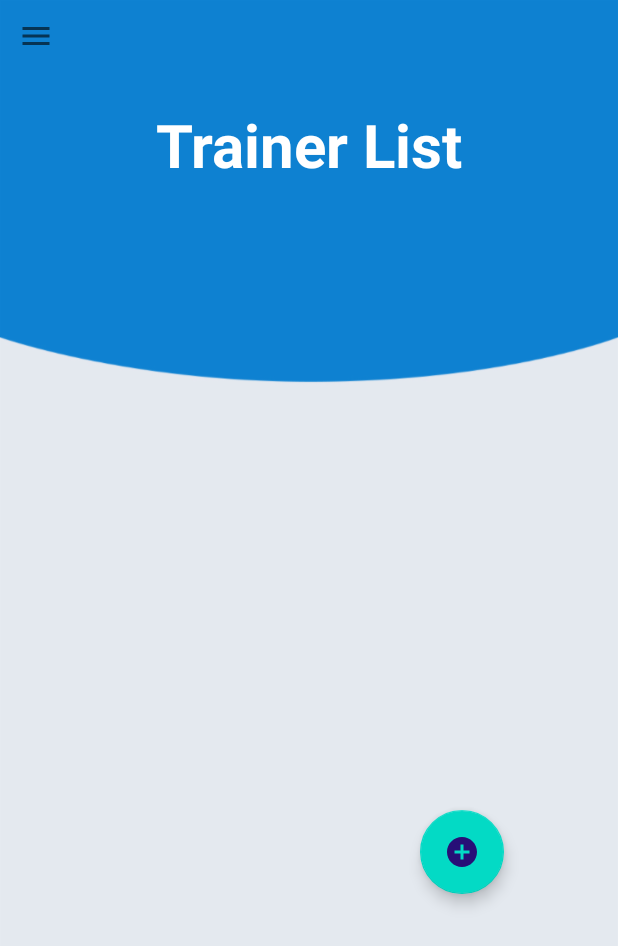
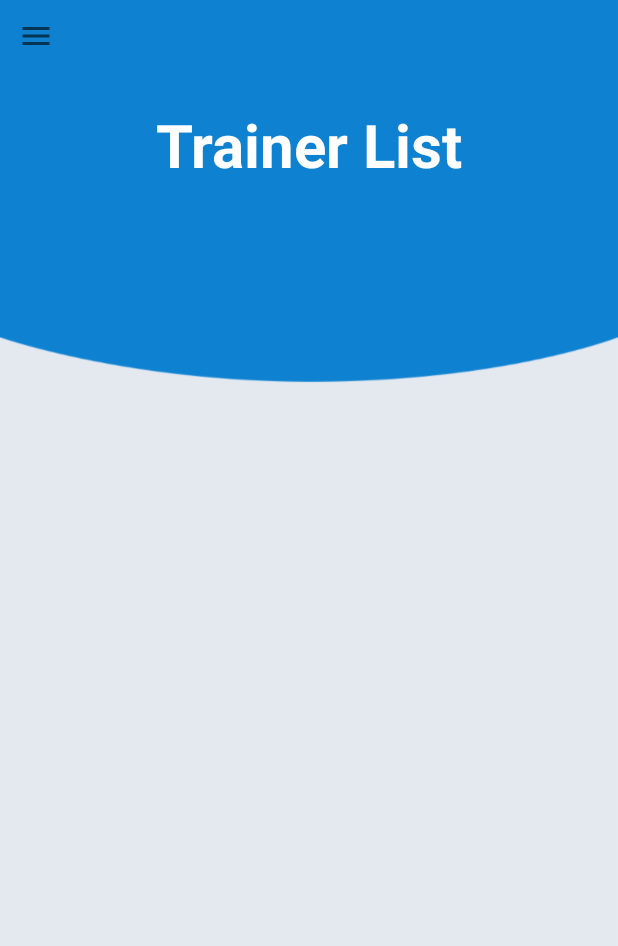
Before and after one commit to Shreyass22/Driving_School_Android_App, an Android app: the TrainerAdminCard screen opened directly, with no data from a screen before it, on a phone screen of 412 x 824 dp. Shown: the top 946 px of the screen. Run offline under Robolectric (Android 15) with nearby library versions, the phone set to English and light mode, and no system bars; our stand-ins replace CircleImageView, Firebase (no records; nobody signed in at launch, a user with empty details on screens opened directly), Picasso; libraries missing offline, so code that uses them is left out: de.codecrafters.tableview; Roboto replaces fonts that are not available here.

Commit message:
floatingmenuadd

```diff
--- a/app/build.gradle
+++ b/app/build.gradle
@@ -62,5 +62,7 @@ dependencies {
     implementation 'com.squareup.picasso:picasso:2.71828'
     implementation 'com.theartofdev.edmodo:android-image-cropper:2.4.+'
 
+    implementation 'com.getbase:floatingactionbutton:1.10.1'
+
 
 }
--- a/app/src/main/java/com/example/drivingschool/CarAdminCard.java
+++ b/app/src/main/java/com/example/drivingschool/CarAdminCard.java
@@ -57,8 +57,8 @@ public class CarAdminCard extends AppCompatActivity {
 
 
 
-        f_add_car = (FloatingActionButton) findViewById(R.id.f_add_car);
-        f_add_car.setOnClickListener(v -> startActivity(new Intent(getApplicationContext(),CarAdProfile.class)));
+//        f_add_car = (FloatingActionButton) findViewById(R.id.f_add_car);
+//        f_add_car.setOnClickListener(v -> startActivity(new Intent(getApplicationContext(),CarAdProfile.class)));
 
         recview_car = (RecyclerView) findViewById(R.id.recview_car);
         recview_car.setLayoutManager(new LinearLayoutManager(this));
--- a/app/src/main/java/com/example/drivingschool/ClientAdminCard.java
+++ b/app/src/main/java/com/example/drivingschool/ClientAdminCard.java
@@ -56,8 +56,8 @@ public class ClientAdminCard extends AppCompatActivity {
 
 
 
-        f_add_client = (FloatingActionButton) findViewById(R.id.f_add_client);
-        f_add_client.setOnClickListener(v -> startActivity(new Intent(getApplicationContext(),ClientAdProfile.class)));
+//        f_add_client = (FloatingActionButton) findViewById(R.id.f_add_client);
+//        f_add_client.setOnClickListener(v -> startActivity(new Intent(getApplicationContext(),ClientAdProfile.class)));
 
         recview_client = (RecyclerView) findViewById(R.id.recview_client);
         recview_client.setLayoutManager(new LinearLayoutManager(this));
--- a/app/src/main/java/com/example/drivingschool/TrainerAdminCard.java
+++ b/app/src/main/java/com/example/drivingschool/TrainerAdminCard.java
@@ -58,8 +58,8 @@ public class TrainerAdminCard extends AppCompatActivity {
 
 
 
-        f_add_trainer = (FloatingActionButton) findViewById(R.id.f_add_trainer);
-        f_add_trainer.setOnClickListener(v -> startActivity(new Intent(getApplicationContext(),TrainerAdProfile.class)));
+//        f_add_trainer = (FloatingActionButton) findViewById(R.id.f_add_trainer);
+//        f_add_trainer.setOnClickListener(v -> startActivity(new Intent(getApplicationContext(),TrainerAdProfile.class)));
 
         recview_trainer = (RecyclerView) findViewById(R.id.recview_trainer);
         recview_trainer.setLayoutManager(new LinearLayoutManager(this));
--- a/app/src/main/res/drawable/icon_add.xml
+++ /dev/null
@@ -1,5 +0,0 @@
-<vector android:height="24dp" android:tint="#270F77"
-    android:viewportHeight="24" android:viewportWidth="24"
-    android:width="24dp" xmlns:android="http://schemas.android.com/apk/res/android">
-    <path android:fillColor="@android:color/white" android:pathData="M12,2C6.48,2 2,6.48 2,12s4.48,10 10,10 10,-4.48 10,-10S17.52,2 12,2zM17,13h-4v4h-2v-4L7,13v-2h4L11,7h2v4h4v2z"/>
-</vector>
--- a/app/src/main/res/layout/activity_trainer_admin_card.xml
+++ b/app/src/main/res/layout/activity_trainer_admin_card.xml
@@ -57,28 +57,28 @@
         </androidx.constraintlayout.widget.ConstraintLayout>
     </ScrollView>
 
-    <androidx.constraintlayout.widget.ConstraintLayout
-        android:layout_width="wrap_content"
-        android:layout_height="wrap_content">
+<!--    <androidx.constraintlayout.widget.ConstraintLayout-->
+<!--        android:layout_width="wrap_content"-->
+<!--        android:layout_height="wrap_content">-->
 
 
-        <com.google.android.material.floatingactionbutton.FloatingActionButton
-            android:id="@+id/f_add_trainer"
-            android:layout_width="wrap_content"
-            android:layout_height="wrap_content"
-            android:layout_marginStart="280dp"
-            android:layout_marginTop="540dp"
-            android:layout_marginEnd="80dp"
-            android:layout_marginBottom="140dp"
-            android:clickable="true"
-            app:layout_constraintBottom_toBottomOf="parent"
-            app:layout_constraintEnd_toEndOf="parent"
-            app:layout_constraintHorizontal_bias="0.0"
-            app:layout_constraintStart_toStartOf="parent"
-            app:layout_constraintTop_toTopOf="parent"
-            app:layout_constraintVertical_bias="0.0"
-            app:srcCompat="@drawable/icon_add" />
-    </androidx.constraintlayout.widget.ConstraintLayout>
+<!--        <com.google.android.material.floatingactionbutton.FloatingActionButton-->
+<!--            android:id="@+id/f_add_trainer"-->
+<!--            android:layout_width="wrap_content"-->
+<!--            android:layout_height="wrap_content"-->
+<!--            android:layout_marginStart="280dp"-->
+<!--            android:layout_marginTop="540dp"-->
+<!--            android:layout_marginEnd="80dp"-->
+<!--            android:layout_marginBottom="140dp"-->
+<!--            android:clickable="true"-->
+<!--            app:layout_constraintBottom_toBottomOf="parent"-->
+<!--            app:layout_constraintEnd_toEndOf="parent"-->
+<!--            app:layout_constraintHorizontal_bias="0.0"-->
+<!--            app:layout_constraintStart_toStartOf="parent"-->
+<!--            app:layout_constraintTop_toTopOf="parent"-->
+<!--            app:layout_constraintVertical_bias="0.0"-->
+<!--            app:srcCompat="@drawable/icon_add" />-->
+<!--    </androidx.constraintlayout.widget.ConstraintLayout>-->
 
 
 
--- a/app/src/main/res/values/styles.xml
+++ b/app/src/main/res/values/styles.xml
@@ -13,4 +13,9 @@
         <item name="android:background">#fff</item>
     </style>
 
+    <style name="custom_fab">
+        <item name="android:background">@drawable/fab_label_background</item>
+        <item name="android:textColor">#fff</item>
+    </style>
+
 </resources>
```
Also changed, not shown: app/src/main/java/com/example/drivingschool/AdminDashboard.java (+30 -0 lines), app/src/main/res/layout/activity_admin_dashboard.xml (+56 -0 lines), app/src/main/res/layout/activity_car_admin_card.xml (+20 -20 lines), app/src/main/res/layout/activity_client_admin_card.xml (+20 -20 lines).
